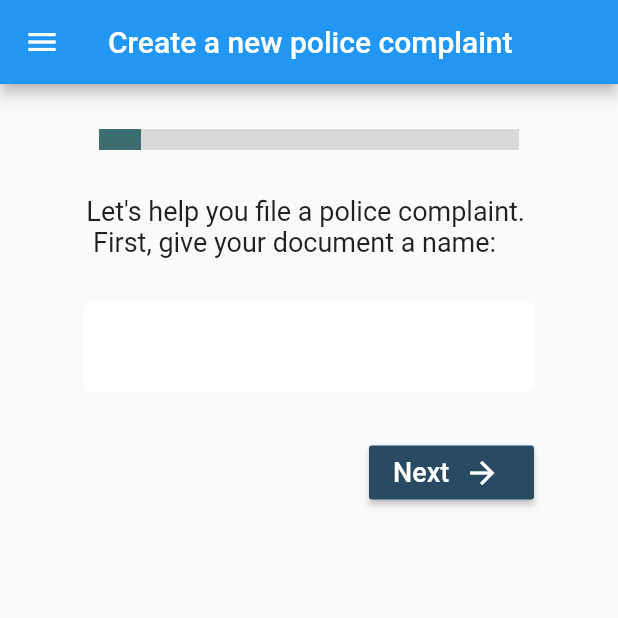
After one commit to lfbettcher/BLM_hackathon, a Flutter app: the PoliceComplaintPage1 screen opened directly, on a phone screen of 412 x 824 dp, the top half of it. The commit adds this screen. Run offline on Flutter 3.47's test engine with Material 2 defaults, Android fonts, the phone set to English and light mode, and no system bars; drawn by our look-alikes of percent_indicator; our stand-ins replace cloud_firestore, firebase_auth, flutter_spinkit, geolocator, image_picker; missing offline and left inert: firebase_ml_vision, twilio_flutter; accounts and stored records are empty.

Commit message:
add functionality for date/time/location, sending text to emergency contact, refactor code to use constants, fix bug for updating witnesses and contacts

```diff
--- a/lib/screens/home/menuItem.dart
+++ b/lib/screens/home/menuItem.dart
@@ -17,12 +17,12 @@ class _MenuItemState extends State<MenuItem> {
     return GestureDetector(
       child: Container(
           width: 300,
-          height: 90,
+          height: 80,
           decoration: new BoxDecoration(
               color: color4,
               borderRadius: BorderRadius.all(Radius.circular(20))
           ),
-          child: Center(child: Text(widget.menuName, style: TextStyle(color: color1, fontSize: 18)))
+          child: Center(child: Text(widget.menuName, style: TextStyle(color: color1, fontSize: defaultFontSize)))
       ),
       onTap: (){
         Navigator.of(context).push(
--- /dev/null
+++ b/lib/screens/menuActions/createPoliceComplaint/policeComplaint_page1.dart
@@ -0,0 +1,107 @@
+///File description: Police complaint page 1. This page takes in the name of the document.
+import 'package:flutter/material.dart';
+import 'package:blmhackathon/models/user.dart';
+import 'package:blmhackathon/services/database.dart';
+import 'package:blmhackathon/services/auth.dart';
+import 'package:provider/provider.dart';
+import 'package:blmhackathon/shared/loading.dart';
+import 'package:blmhackathon/shared/navigationMenu.dart';
+import 'package:blmhackathon/shared/constants.dart';
+import 'package:blmhackathon/shared/progressBar.dart';
+
+class PoliceComplaintPage1 extends StatefulWidget {
+  @override
+  _PoliceComplaintPage1State createState() => _PoliceComplaintPage1State();
+}
+
+class _PoliceComplaintPage1State extends State<PoliceComplaintPage1> {
+  final _formKey = GlobalKey<FormState>();
+  String documentName = '';
+
+  @override
+  Widget build(BuildContext context) {
+    final user = Provider.of<User>(context);
+    final AuthService _auth = AuthService();
+
+    return StreamBuilder<UserData>(
+        stream: DatabaseService(uid: user.uid).userData,
+        builder: (context, snapshot) {
+          if (snapshot.hasData) {
+            UserData userData = snapshot.data;
+            return Scaffold(
+
+              ///menu slider window
+              drawer: NavigationMenu(),
+
+              ///app bar
+              appBar: new AppBar(
+                  title: new Text("Create a new police complaint")
+              ),
+
+              ///body
+              ///to be implemented
+              body: Center(
+                child: Container(
+                  width: 300,
+                  child: Column(
+                    children: <Widget>[
+                      SizedBox(height: 30),
+                      ProgressBar(percent: 0.1),
+                      SizedBox(height: 30),
+                      Text("Let's help you file a police complaint. \n First, give your document a name: ", style: TextStyle(fontSize: defaultFontSize)),
+                      SizedBox(height: 30),
+                      Form(
+                        key: _formKey,
+                        child: Column(
+                          children: <Widget>[
+                            TextFormField(
+                              decoration: textInputDecoration.copyWith(hintText: ""),
+                              validator: (val) => val.isEmpty ? "Enter a document name" : null,
+                              onChanged: (val){
+                                setState(() => documentName = val);
+                                //print("document name: ");
+                                //print(documentName);
+                              },
+                            ),
+                            SizedBox(height: 30),
+                            Row(
+                              children: <Widget>[
+                                SizedBox(width: 190),
+                                SizedBox(
+                                    width: 110,
+                                    child:  RaisedButton(
+                                      color: color5,
+                                      child:  Center(
+                                          child: Row(children: <Widget>[
+                                            Text("Next", style: TextStyle(fontSize: defaultFontSize, color: color3)),
+                                            SizedBox(width: 10),
+                                            Icon(Icons.arrow_forward, color: color3)
+                                          ],)
+                                      ),
+                                      onPressed: () async {
+                                        if (_formKey.currentState.validate()) {
+                                          ///create a new document with the specified name
+                                          await DatabaseService(uid: user.uid).createNewPoliceComplaint(documentName);
+                                          /// route to next page
+                                        }
+                                      },
+                                    )
+                                )
+                              ],
+                            )
+                          ],
+                        )
+                      ),
+                    ],
+                  )
+                )
+              )
+            );
+          }
+          else {
+            return Loading();
+          }
+        }
+    );
+  }
+}
--- a/lib/screens/menuActions/document_situation/document_situation.dart
+++ b/lib/screens/menuActions/document_situation/document_situation.dart
@@ -1,3 +1,4 @@
+import 'package:blmhackathon/screens/menuActions/document_situation/menuActions/dateTimeStampDocumentation/dateTimeLocationStamp.dart';
 ///File description: Root page for documentation.
 import 'package:flutter/material.dart';
 import 'package:blmhackathon/models/user.dart';
@@ -51,6 +52,8 @@ class _DocumentSituationState extends State<DocumentSituation> {
                     MenuItem(menuName: "Witness Contacts", viewAllItemsRoute: ViewWitnessContacts(), addNewItemRoute: AddWitnessContact()),
                     SizedBox(height: 20),
                     MenuItem(menuName: "License Plates", viewAllItemsRoute: ViewLicensePlates(), addNewItemRoute: AddLicensePlate()),
+                    SizedBox(height: 20),
+                    MenuItem(menuName: "Date/Time Stamps", viewAllItemsRoute: DateTimeLocationStamp(), addNewItemRoute: DateTimeLocationStamp()),
                   ],
                 )
               )
--- a/lib/screens/menuActions/document_situation/menuActions/witnessContactsDocumentation/witnessCard.dart
+++ b/lib/screens/menuActions/document_situation/menuActions/witnessContactsDocumentation/witnessCard.dart
@@ -57,11 +57,11 @@ class _WitnessCardState extends State<WitnessCard> {
                 title: Text(widget.witness.name, style: TextStyle(fontSize: 22)),
                 subtitle: Column(children: <Widget>[
                   SizedBox(height: 15),
-                  Text("Email: ${widget.witness.email}", style: TextStyle(fontSize: 16)),
+                  Text("Email: ${widget.witness.email}", style: TextStyle(fontSize: defaultFontSize)),
                   SizedBox(height: 15),
-                  Text("Phone: ${widget.witness.phone}", style: TextStyle(fontSize: 16)),
+                  Text("Phone: ${widget.witness.phone}", style: TextStyle(fontSize: defaultFontSize)),
                   SizedBox(height: 15),
-                  Text("Alternate Phone: ${widget.witness.altPhone}", style: TextStyle(fontSize: 16)),
+                  Text("Alternate Phone: ${widget.witness.altPhone}", style: TextStyle(fontSize: defaultFontSize)),
                   SizedBox(height: 15),
                   ButtonBar(
                     children: <Widget>[
--- a/lib/screens/menuActions/document_situation/menuItem.dart
+++ b/lib/screens/menuActions/document_situation/menuItem.dart
@@ -31,7 +31,7 @@ class _MenuItemState extends State<MenuItem> {
                   GestureDetector(
                     child: Container(
                         alignment: Alignment.center,
-                        child: Text(widget.menuName, style: TextStyle(color: color1, fontSize: 18))),
+                        child: Text(widget.menuName, style: TextStyle(color: color1, fontSize: defaultFontSize))),
                     onTap: (){
                       Navigator.of(context).push(
                           MaterialPageRoute(
--- a/lib/shared/constants.dart
+++ b/lib/shared/constants.dart
@@ -9,12 +9,14 @@ const color4 = Color(0xffd9d9d9);
 const color5 = Color(0xff284b63);
 const color6 = Color(0xff963D14);
 
+///default app font size
+double defaultFontSize = 18;
+
 ///app title
 var title = "Lorem Ipsum";
 
 ///component for form text decoration
 const textInputDecoration = InputDecoration(
-    //hintText: "Email", this is now a property that is passed as an argument
     fillColor: Colors.white,
     filled: true,
     enabledBorder: OutlineInputBorder( //field that is not in focus will have these border properties
--- /dev/null
+++ b/lib/shared/progressBar.dart
@@ -0,0 +1,23 @@
+import 'package:flutter/material.dart';
+import 'package:percent_indicator/percent_indicator.dart';
+import 'package:blmhackathon/shared/constants.dart';
+
+class ProgressBar extends StatefulWidget {
+  final double percent;
+  ProgressBar({this.percent});
+  @override
+  _ProgressBarState createState() => _ProgressBarState();
+}
+
+class _ProgressBarState extends State<ProgressBar> {
+  @override
+  Widget build(BuildContext context) {
+    return new LinearPercentIndicator(
+      width: 300.0,
+      lineHeight: 14.0,
+      percent: widget.percent,
+      backgroundColor: color4,
+      progressColor: color2,
+    );
+  }
+}
```
Also changed, not shown: lib/screens/home/home.dart (+10 -5 lines), lib/screens/menuActions/document_situation/menuActions/dateTimeStampDocumentation/dateTimeLocationStamp.dart (added, +178 -0 lines), lib/screens/menuActions/document_situation/menuActions/policeBadgeDocumentation/addPoliceBadge.dart (+5 -5 lines), lib/screens/menuActions/document_situation/menuActions/policeBadgeDocumentation/badgeCard.dart (+5 -6 lines), lib/screens/menuActions/notifyOfArrest/notifyContactCard.dart (added, +154 -0 lines), lib/screens/menuActions/notifyOfArrest/notifyOfArrest.dart (added, +74 -0 lines), lib/services/database.dart (+53 -8 lines), pubspec.yaml (+4 -4 lines), pubspec.lock, 2 other files.
